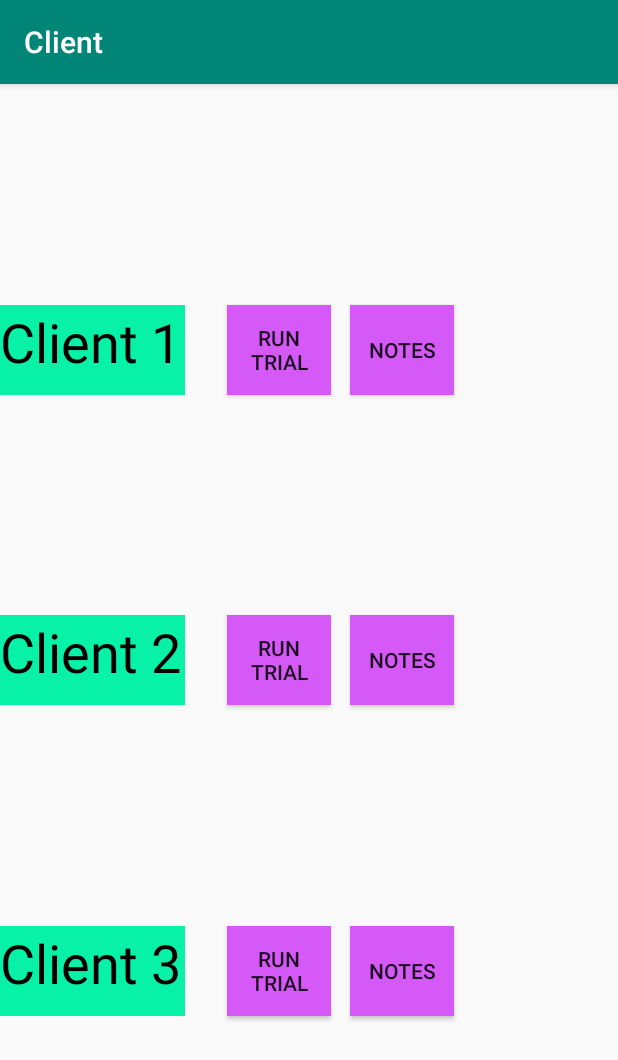
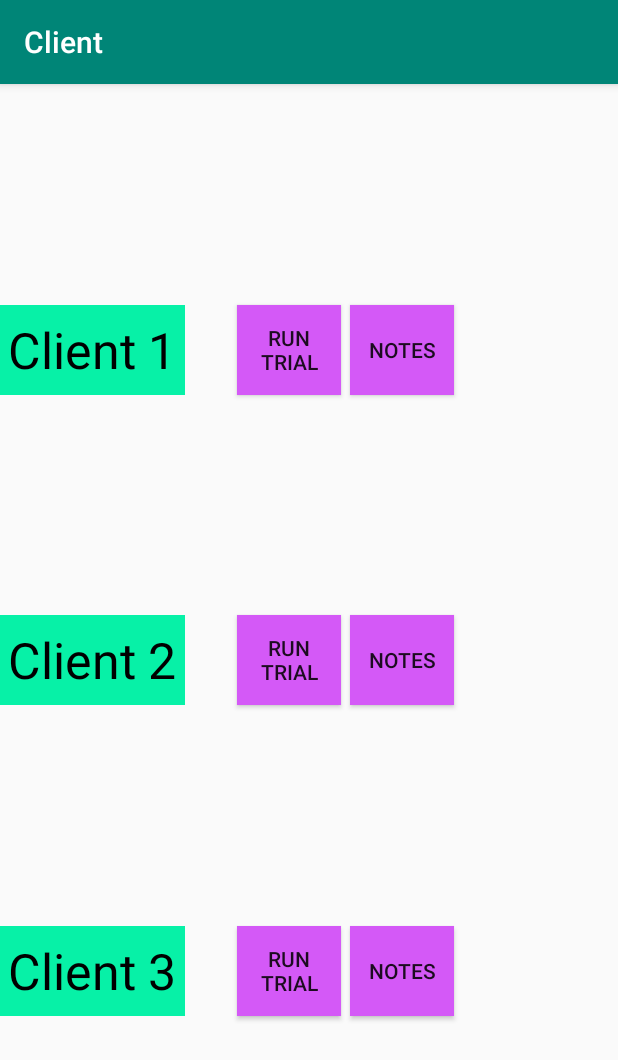
Before and after one commit to SparkDevTeams/disabilityTechRep, an Android app: the screen it shows after launch (MainActivity), on a phone screen of 412 x 824 dp. Shown: the top 1060 px of the screen. Run offline under Robolectric (Android 15) with nearby library versions, the phone set to English and light mode, and no system bars.

Commit message:
first upload

```diff
--- a/Client/app/src/main/res/layout/activity_main.xml
+++ b/Client/app/src/main/res/layout/activity_main.xml
@@ -37,6 +37,7 @@
         android:background="#D459F7"
         android:text="Run Trial"
         app:layout_constraintBottom_toBottomOf="parent"
+        app:layout_constraintEnd_toStartOf="@+id/notes3"
         app:layout_constraintStart_toEndOf="@+id/client3"
         app:layout_constraintTop_toBottomOf="@+id/trial2" />
 
@@ -49,6 +50,7 @@
         android:background="#D459F7"
         android:text="Run Trial"
         app:layout_constraintBottom_toTopOf="@+id/trial3"
+        app:layout_constraintEnd_toStartOf="@+id/notes2"
         app:layout_constraintStart_toEndOf="@+id/client2"
         app:layout_constraintTop_toBottomOf="@+id/trial1" />
 
@@ -57,9 +59,13 @@
         android:layout_width="123dp"
         android:layout_height="60dp"
         android:background="#07F1A7"
+        android:gravity="center_horizontal|center_vertical"
+        android:paddingLeft="5dp"
+        android:paddingRight="5dp"
         android:text="Client 1"
         android:textColor="#000000"
         android:textSize="36dp"
+        app:autoSizeTextType="uniform"
         app:layout_constraintBottom_toTopOf="@+id/client2"
         app:layout_constraintStart_toStartOf="parent"
         app:layout_constraintTop_toTopOf="parent" />
@@ -69,9 +75,13 @@
         android:layout_width="123dp"
         android:layout_height="60dp"
         android:background="#07F1A7"
+        android:gravity="center_horizontal|center_vertical"
+        android:paddingLeft="5dp"
+        android:paddingRight="5dp"
         android:text="Client 2"
         android:textColor="#000000"
         android:textSize="36dp"
+        app:autoSizeTextType="uniform"
         app:layout_constraintBottom_toTopOf="@+id/client3"
         app:layout_constraintStart_toStartOf="parent"
         app:layout_constraintTop_toBottomOf="@+id/client1" />
@@ -81,9 +91,13 @@
         android:layout_width="123dp"
         android:layout_height="60dp"
         android:background="#07F1A7"
+        android:gravity="center_horizontal|center_vertical"
+        android:paddingLeft="5dp"
+        android:paddingRight="5dp"
         android:text="Client 3"
         android:textColor="#000000"
         android:textSize="36dp"
+        app:autoSizeTextType="uniform"
         app:layout_constraintBottom_toBottomOf="parent"
         app:layout_constraintStart_toStartOf="parent"
         app:layout_constraintTop_toBottomOf="@+id/client2" />
@@ -97,6 +111,7 @@
         android:background="#D459F7"
         android:text="Run Trial"
         app:layout_constraintBottom_toTopOf="@+id/trial2"
+        app:layout_constraintEnd_toStartOf="@+id/notes1"
         app:layout_constraintStart_toEndOf="@+id/client1"
         app:layout_constraintTop_toTopOf="parent" />
 
```
Also changed, not shown: Client/app/src/main/java/com/example/client/c1Notes.java (added, +14 -0 lines), Client/app/src/main/java/com/example/client/c2Notes.java (added, +14 -0 lines), Client/app/src/main/java/com/example/client/c3Notes.java (added, +14 -0 lines), Client/app/src/main/res/layout/activity_c1_notes.xml (added, +9 -0 lines), Client/app/src/main/res/layout/activity_c2_notes.xml (added, +9 -0 lines), Client/app/src/main/res/layout/activity_c3_notes.xml (added, +9 -0 lines).
